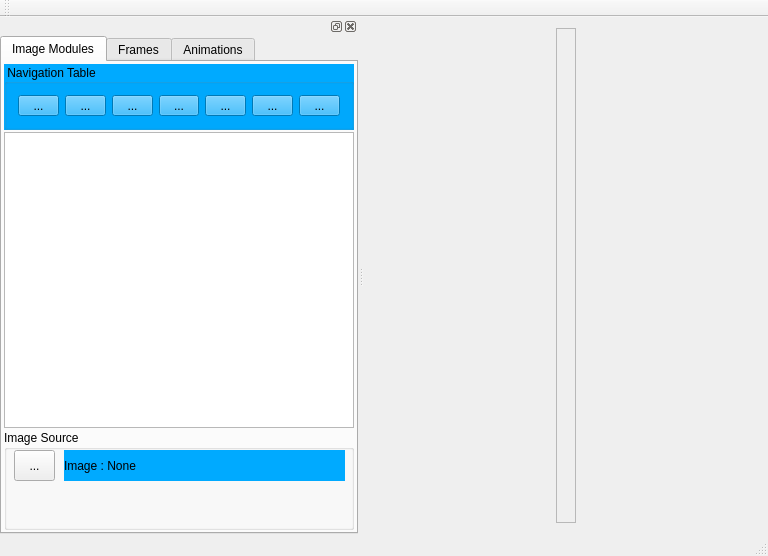
Above: Xedi/Xedithor/mainwindow.ui from ancoldsun/xedithor before the change. Below: the same form after it.
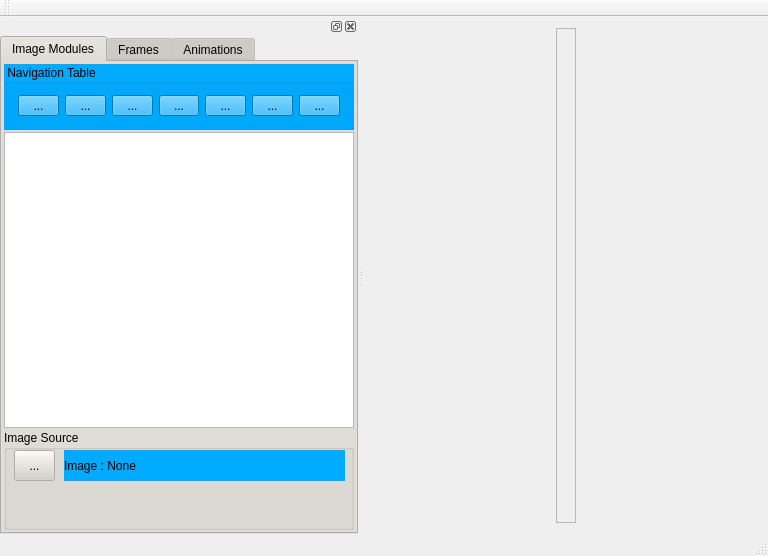
That is the form after the change. Icons and pictures are not drawn.

```diff
--- a/Xedi/Xedithor/mainwindow.ui
+++ b/Xedi/Xedithor/mainwindow.ui
@@ -10,6 +10,49 @@
     <height>556</height>
    </rect>
   </property>
+  <property name="sizePolicy">
+   <sizepolicy hsizetype="Maximum" vsizetype="Maximum">
+    <horstretch>0</horstretch>
+    <verstretch>0</verstretch>
+   </sizepolicy>
+  </property>
+  <property name="palette">
+   <palette>
+    <active>
+     <colorrole role="Button">
+      <brush brushstyle="SolidPattern">
+       <color alpha="255">
+        <red>179</red>
+        <green>179</green>
+        <blue>134</blue>
+       </color>
+      </brush>
+     </colorrole>
+    </active>
+    <inactive>
+     <colorrole role="Button">
+      <brush brushstyle="SolidPattern">
+       <color alpha="255">
+        <red>212</red>
+        <green>208</green>
+        <blue>200</blue>
+       </color>
+      </brush>
+     </colorrole>
+    </inactive>
+    <disabled>
+     <colorrole role="Button">
+      <brush brushstyle="SolidPattern">
+       <color alpha="255">
+        <red>212</red>
+        <green>208</green>
+        <blue>200</blue>
+       </color>
+      </brush>
+     </colorrole>
+    </disabled>
+   </palette>
+  </property>
   <property name="windowTitle">
    <string>Xedithor</string>
   </property>
```
Left out of the diff: 4 changed lines with no effect on the pictures.
